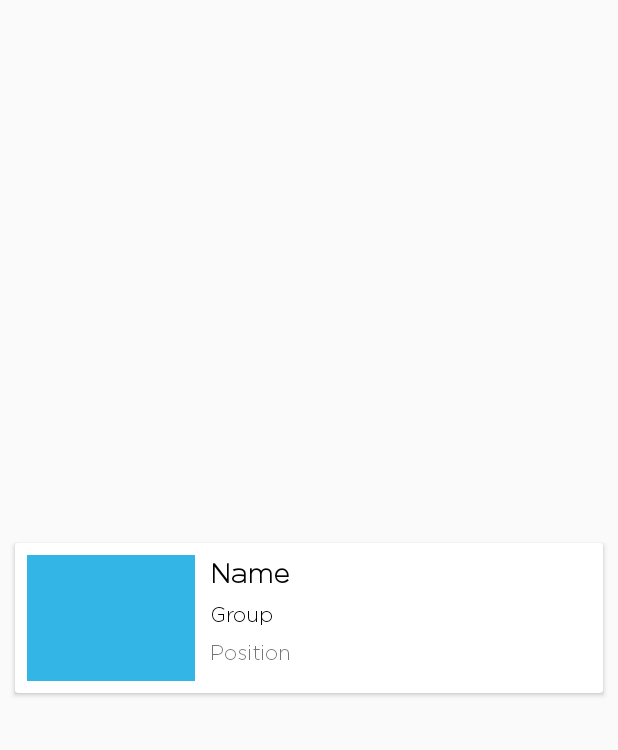
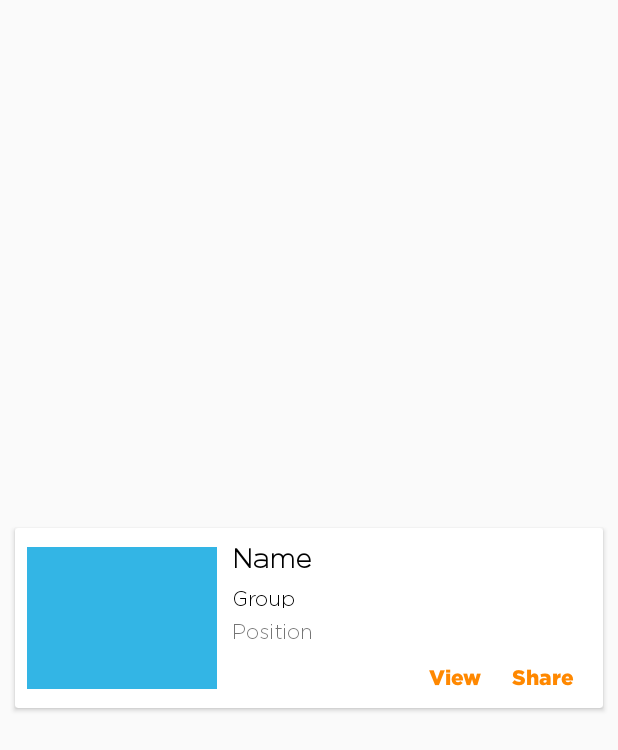
Before and after one commit to gameraroma/ui-template-android, an Android app: the layout listitem_lightlist.xml on its own in the app's theme, with its tools: preview values and no code run, on a phone screen of 412 x 824 dp. Shown: the top 750 px of the screen. Run offline under Robolectric (Android 15) with nearby library versions, the light colour scheme and no system bars.

Commit message:
add buttons in card view

```diff
--- a/app/src/main/AndroidManifest.xml
+++ b/app/src/main/AndroidManifest.xml
@@ -19,13 +19,15 @@
         </activity>
         <activity
             android:name=".LoginPageListActivity"
-            android:theme="@style/AppTheme" />
+            android:theme="@style/AppTheme" /><!---->
         <activity
             android:name=".exampleviews.LoginLightActivity"
             android:theme="@style/AppTheme.NoActionBar" />
         <activity
             android:name=".exampleviews.ListLightActivity"
-            android:theme="@style/AppTheme.NoActionBar" />
+            android:theme="@style/AppTheme"
+            android:label="@string/list_page_title"
+            android:parentActivityName=".HomeActivity" />
     </application>
 
 </manifest>
--- a/app/src/main/java/gameraromic/uitemplate/exampleviews/ListLightActivity.kt
+++ b/app/src/main/java/gameraromic/uitemplate/exampleviews/ListLightActivity.kt
@@ -14,16 +14,12 @@ class ListLightActivity : AppCompatActivity() {
     private lateinit var viewAdapter: RecyclerView.Adapter<*>
     private lateinit var viewManager: RecyclerView.LayoutManager
 
-    private lateinit var membersList: Array<GirlGroupMember>
-
     override fun onCreate(savedInstanceState: Bundle?) {
         super.onCreate(savedInstanceState)
         setContentView(R.layout.activity_list_light)
 
-        membersList = getMembersList
-
         viewManager = LinearLayoutManager(this)
-        viewAdapter = ListLightAdapter(membersList, this)
+        viewAdapter = ListLightAdapter(getMembersList, this)
 
         lightRecyclerView.apply {
             setHasFixedSize(true)
--- a/app/src/main/res/layout/listitem_lightlist.xml
+++ b/app/src/main/res/layout/listitem_lightlist.xml
@@ -4,23 +4,37 @@
     xmlns:card_view="http://schemas.android.com/apk/res-auto"
     android:layout_gravity="center"
     android:layout_width="match_parent"
-    android:layout_height="100dp"
+    android:layout_height="120dp"
     android:layout_margin="10dp">
 
     <android.support.constraint.ConstraintLayout
         android:layout_width="match_parent"
         android:layout_height="match_parent">
 
+        <Button
+            style="@style/CardViewButton"
+            android:id="@+id/view_button"
+            android:layout_width="50dp"
+            android:layout_height="25dp"
+            android:layout_marginBottom="8dp"
+            android:layout_marginEnd="8dp"
+            android:text="View"
+            card_view:layout_constraintBottom_toBottomOf="parent"
+            card_view:layout_constraintEnd_toStartOf="@+id/share_button"
+            card_view:layout_constraintTop_toTopOf="@+id/guideline2" />
+
         <ImageView
             android:id="@+id/profile_image_view"
             android:layout_width="0dp"
             android:layout_height="0dp"
             android:layout_marginBottom="8dp"
+            android:layout_marginEnd="8dp"
             android:layout_marginStart="8dp"
             android:layout_marginTop="8dp"
             android:contentDescription="TODO"
             card_view:layout_constraintBottom_toBottomOf="parent"
             card_view:layout_constraintDimensionRatio="4:3"
+            card_view:layout_constraintEnd_toStartOf="@+id/guideline3"
             card_view:layout_constraintStart_toStartOf="parent"
             card_view:layout_constraintTop_toTopOf="parent"
             card_view:srcCompat="@color/colorPrimary" />
@@ -28,7 +42,7 @@
         <TextView
             android:id="@+id/name_text_view"
             android:layout_width="wrap_content"
-            android:layout_height="wrap_content"
+            android:layout_height="19dp"
             android:layout_marginStart="10dp"
             android:layout_marginTop="10dp"
             android:fontFamily="@font/gotham"
@@ -41,8 +55,8 @@
 
         <TextView
             android:id="@+id/group_text_view"
-            android:layout_width="wrap_content"
-            android:layout_height="wrap_content"
+            android:layout_width="44dp"
+            android:layout_height="14dp"
             android:layout_marginStart="10dp"
             android:layout_marginTop="10dp"
             android:fontFamily="@font/gotham"
@@ -55,16 +69,44 @@
             android:id="@+id/position_text_view"
             android:layout_width="0dp"
             android:layout_height="0dp"
-            android:layout_marginBottom="10dp"
-            android:layout_marginEnd="10dp"
+            android:layout_marginBottom="8dp"
+            android:layout_marginEnd="8dp"
             android:layout_marginStart="10dp"
-            android:layout_marginTop="10dp"
+            android:layout_marginTop="8dp"
+            android:ellipsize="end"
             android:fontFamily="@font/gotham"
             android:text="Position"
-            card_view:layout_constraintBottom_toBottomOf="parent"
+            card_view:layout_constraintBottom_toTopOf="@+id/guideline2"
             card_view:layout_constraintEnd_toEndOf="parent"
             card_view:layout_constraintStart_toEndOf="@+id/profile_image_view"
             card_view:layout_constraintTop_toBottomOf="@+id/group_text_view" />
+
+        <Button
+            style="@style/CardViewButton"
+            android:id="@+id/share_button"
+            android:layout_width="50dp"
+            android:layout_height="25dp"
+            android:layout_marginBottom="8dp"
+            android:layout_marginEnd="15dp"
+            android:text="Share"
+            card_view:layout_constraintBottom_toBottomOf="parent"
+            card_view:layout_constraintEnd_toEndOf="parent"
+            card_view:layout_constraintTop_toTopOf="@+id/view_button" />
+
+        <android.support.constraint.Guideline
+            android:id="@+id/guideline2"
+            android:layout_width="wrap_content"
+            android:layout_height="wrap_content"
+            android:orientation="horizontal"
+            card_view:layout_constraintGuide_begin="87dp" />
+
+        <android.support.constraint.Guideline
+            android:id="@+id/guideline3"
+            android:layout_width="wrap_content"
+            android:layout_height="wrap_content"
+            android:orientation="vertical"
+            card_view:layout_constraintGuide_begin="143dp" />
+
 
     </android.support.constraint.ConstraintLayout>
 
--- a/app/src/main/res/values/strings.xml
+++ b/app/src/main/res/values/strings.xml
@@ -1,4 +1,5 @@
 <resources>
     <string name="app_name">UITemplate</string>
     <string name="default_text_name">Name</string>
+    <string name="list_page_title">List</string>
 </resources>
--- a/app/src/main/res/values/styles.xml
+++ b/app/src/main/res/values/styles.xml
@@ -29,4 +29,13 @@
         <item name="android:textColor">@android:color/holo_red_dark</item>
     </style>
 
+    <style name="CardViewButton">
+        <item name="android:background">@null</item>
+        <item name="android:foreground">?attr/selectableItemBackground</item>
+        <item name="android:textAllCaps">false</item>
+        <item name="android:textColor">@color/colorAccent</item>
+        <item name="android:fontFamily">@font/gotham_black</item>
+    </style>
+
+
 </resources>
```
Also changed, not shown: app/src/main/java/gameraromic/uitemplate/adapters/ListLightAdapter.kt (+16 -7 lines), app/src/main/res/drawable/button_ripple.xml (added, +8 -0 lines).
